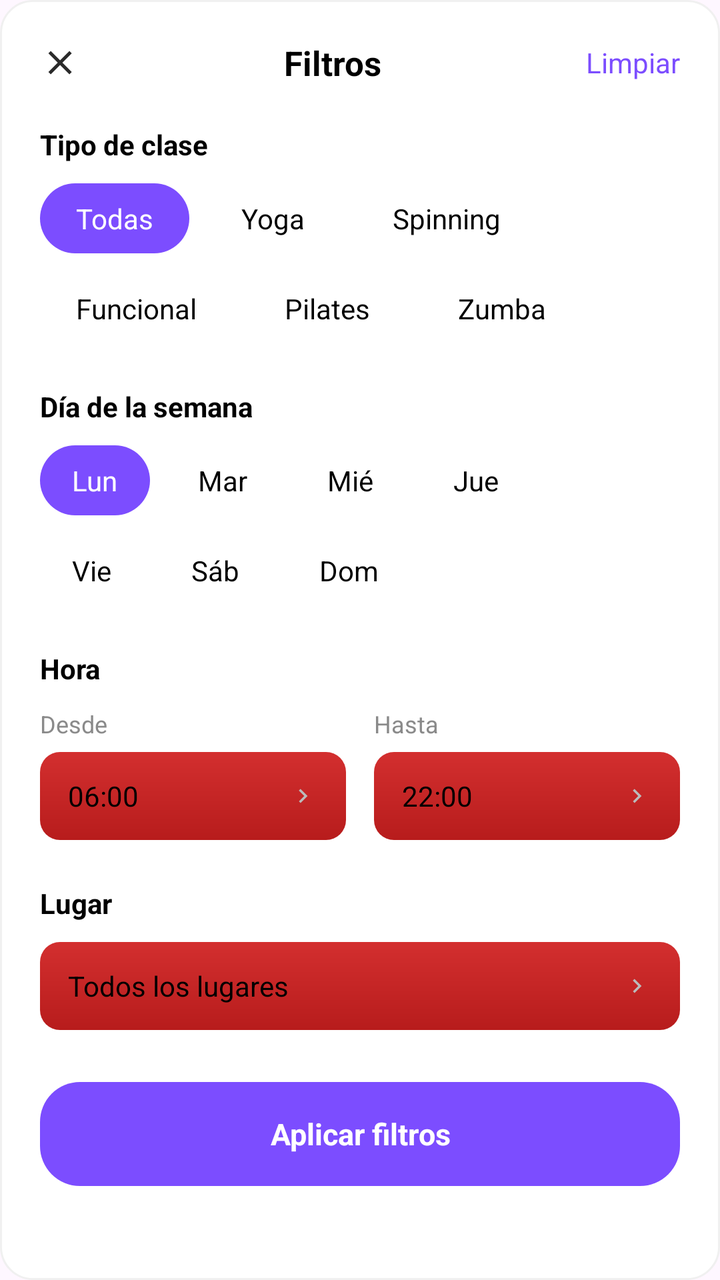
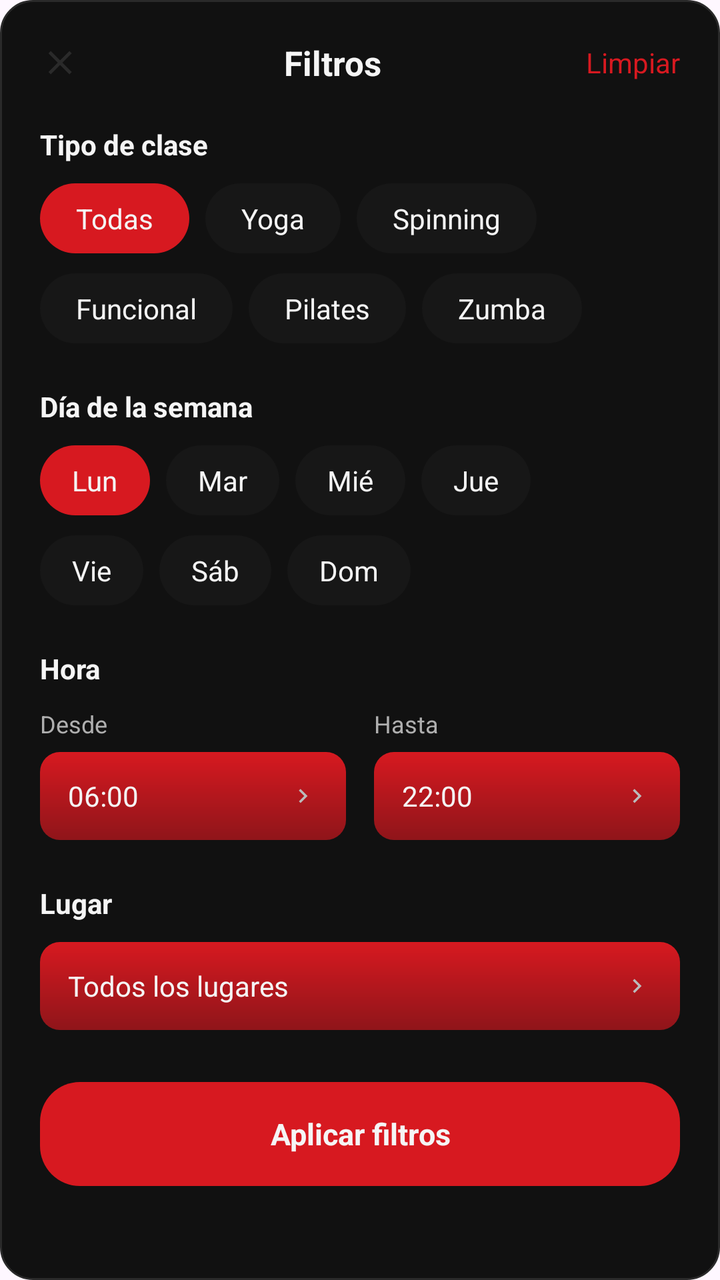

The first picture is an Android layout as it rendered before a commit; the second is the same layout after the commit. The layout source and the unified diff follow.
<!-- AndroidManifest.xml: application theme Theme.AppGYM -->
<!-- res/layout/dialog_filtros_clases.xml -->
<?xml version="1.0" encoding="utf-8"?>
<LinearLayout xmlns:android="http://schemas.android.com/apk/res/android"
    android:layout_width="match_parent"
    android:layout_height="wrap_content"
    android:orientation="vertical"
    android:background="@drawable/bg_tarjeta_clase"
    android:padding="20dp">

    
    <LinearLayout
        android:layout_width="match_parent"
        android:layout_height="wrap_content"
        android:orientation="horizontal"
        android:gravity="center_vertical">

        <ImageView
            android:id="@+id/btn_cerrar_filtros"
            android:layout_width="20dp"
            android:layout_height="20dp"
            android:src="@drawable/ic_cerrar_x"/>

        <TextView
            android:layout_width="0dp"
            android:layout_height="wrap_content"
            android:layout_weight="1"
            android:gravity="center"
            android:text="Filtros"
            android:textSize="17sp"
            android:textStyle="bold"
            android:textColor="#000000"/>

        <TextView
            android:id="@+id/btn_limpiar_filtros"
            android:layout_width="wrap_content"
            android:layout_height="wrap_content"
            android:text="Limpiar"
            android:textSize="14sp"
            android:textColor="#7C4DFF"/>

    </LinearLayout>

    <View
        android:layout_width="0dp"
        android:layout_height="20dp"/>

    
    <TextView
        android:layout_width="wrap_content"
        android:layout_height="wrap_content"
        android:text="Tipo de clase"
        android:textSize="14sp"
        android:textStyle="bold"
        android:textColor="#000000"/>

    <View
        android:layout_width="0dp"
        android:layout_height="10dp"/>

    <LinearLayout
        android:layout_width="wrap_content"
        android:layout_height="wrap_content"
        android:orientation="horizontal">

        <TextView
            android:id="@+id/chip_tipo_todas"
            android:layout_width="wrap_content"
            android:layout_height="wrap_content"
            android:text="Todas"
            android:textColor="#FFFFFF"
            android:paddingStart="18dp"
            android:paddingEnd="18dp"
            android:paddingTop="8dp"
            android:paddingBottom="8dp"
            android:background="@drawable/bg_chip_morado"/>

        <View
            android:layout_width="8dp"
            android:layout_height="0dp"/>

        <TextView
            android:id="@+id/chip_tipo_yoga"
            android:layout_width="wrap_content"
            android:layout_height="wrap_content"
            android:text="Yoga"
            android:textColor="#000000"
            android:paddingStart="18dp"
            android:paddingEnd="18dp"
            android:paddingTop="8dp"
            android:paddingBottom="8dp"
            android:background="@drawable/bg_fecha"/>

        <View
            android:layout_width="8dp"
            android:layout_height="0dp"/>

        <TextView
            android:id="@+id/chip_tipo_spinning"
            android:layout_width="wrap_content"
            android:layout_height="wrap_content"
            android:text="Spinning"
            android:textColor="#000000"
            android:paddingStart="18dp"
            android:paddingEnd="18dp"
            android:paddingTop="8dp"
            android:paddingBottom="8dp"
            android:background="@drawable/bg_fecha"/>

    </LinearLayout>

    <View
        android:layout_width="0dp"
        android:layout_height="10dp"/>

    <LinearLayout
        android:layout_width="wrap_content"
        android:layout_height="wrap_content"
        android:orientation="horizontal">

        <TextView
            android:id="@+id/chip_tipo_funcional"
            android:layout_width="wrap_content"
            android:layout_height="wrap_content"
            android:text="Funcional"
            android:textColor="#000000"
            android:paddingStart="18dp"
            android:paddingEnd="18dp"
            android:paddingTop="8dp"
            android:paddingBottom="8dp"
            android:background="@drawable/bg_fecha"/>

        <View
            android:layout_width="8dp"
            android:layout_height="0dp"/>

        <TextView
            android:id="@+id/chip_tipo_pilates"
            android:layout_width="wrap_content"
            android:layout_height="wrap_content"
            android:text="Pilates"
            android:textColor="#000000"
            android:paddingStart="18dp"
            android:paddingEnd="18dp"
            android:paddingTop="8dp"
            android:paddingBottom="8dp"
            android:background="@drawable/bg_fecha"/>

        <View
            android:layout_width="8dp"
            android:layout_height="0dp"/>

        <TextView
            android:id="@+id/chip_tipo_zumba"
            android:layout_width="wrap_content"
            android:layout_height="wrap_content"
            android:text="Zumba"
            android:textColor="#000000"
            android:paddingStart="18dp"
            android:paddingEnd="18dp"
            android:paddingTop="8dp"
            android:paddingBottom="8dp"
            android:background="@drawable/bg_fecha"/>

    </LinearLayout>

    <View
        android:layout_width="0dp"
        android:layout_height="22dp"/>

    
    <TextView
        android:layout_width="wrap_content"
        android:layout_height="wrap_content"
        android:text="Día de la semana"
        android:textSize="14sp"
        android:textStyle="bold"
        android:textColor="#000000"/>

    <View
        android:layout_width="0dp"
        android:layout_height="10dp"/>

    <LinearLayout
        android:layout_width="wrap_content"
        android:layout_height="wrap_content"
        android:orientation="horizontal">

        <TextView
            android:id="@+id/chip_dia_lun"
            android:layout_width="wrap_content"
            android:layout_height="wrap_content"
            android:text="Lun"
            android:textColor="#FFFFFF"
            android:paddingStart="16dp"
            android:paddingEnd="16dp"
            android:paddingTop="8dp"
            android:paddingBottom="8dp"
            android:background="@drawable/bg_chip_morado"/>

        <View
            android:layout_width="8dp"
            android:layout_height="0dp"/>

        <TextView
            android:id="@+id/chip_dia_mar"
            android:layout_width="wrap_content"
            android:layout_height="wrap_content"
            android:text="Mar"
            android:textColor="#000000"
            android:paddingStart="16dp"
            android:paddingEnd="16dp"
            android:paddingTop="8dp"
            android:paddingBottom="8dp"
            android:background="@drawable/bg_fecha"/>

        <View
            android:layout_width="8dp"
            android:layout_height="0dp"/>

        <TextView
            android:id="@+id/chip_dia_mie"
            android:layout_width="wrap_content"
            android:layout_height="wrap_content"
            android:text="Mié"
            android:textColor="#000000"
            android:paddingStart="16dp"
            android:paddingEnd="16dp"
            android:paddingTop="8dp"
            android:paddingBottom="8dp"
            android:background="@drawable/bg_fecha"/>

        <View
            android:layout_width="8dp"
            android:layout_height="0dp"/>

        <TextView
            android:id="@+id/chip_dia_jue"
            android:layout_width="wrap_content"
            android:layout_height="wrap_content"
            android:text="Jue"
            android:textColor="#000000"
            android:paddingStart="16dp"
            android:paddingEnd="16dp"
            android:paddingTop="8dp"
            android:paddingBottom="8dp"
            android:background="@drawable/bg_fecha"/>

    </LinearLayout>

    <View
        android:layout_width="0dp"
        android:layout_height="10dp"/>

    <LinearLayout
        android:layout_width="wrap_content"
        android:layout_height="wrap_content"
        android:orientation="horizontal">

        <TextView
            android:id="@+id/chip_dia_vie"
            android:layout_width="wrap_content"
            android:layout_height="wrap_content"
            android:text="Vie"
            android:textColor="#000000"
            android:paddingStart="16dp"
            android:paddingEnd="16dp"
            android:paddingTop="8dp"
            android:paddingBottom="8dp"
            android:background="@drawable/bg_fecha"/>

        <View
            android:layout_width="8dp"
            android:layout_height="0dp"/>

        <TextView
            android:id="@+id/chip_dia_sab"
            android:layout_width="wrap_content"
            android:layout_height="wrap_content"
            android:text="Sáb"
            android:textColor="#000000"
            android:paddingStart="16dp"
            android:paddingEnd="16dp"
            android:paddingTop="8dp"
            android:paddingBottom="8dp"
            android:background="@drawable/bg_fecha"/>

        <View
            android:layout_width="8dp"
            android:layout_height="0dp"/>

        <TextView
            android:id="@+id/chip_dia_dom"
            android:layout_width="wrap_content"
            android:layout_height="wrap_content"
            android:text="Dom"
            android:textColor="#000000"
            android:paddingStart="16dp"
            android:paddingEnd="16dp"
            android:paddingTop="8dp"
            android:paddingBottom="8dp"
            android:background="@drawable/bg_fecha"/>

    </LinearLayout>

    <View
        android:layout_width="0dp"
        android:layout_height="22dp"/>

    
    <TextView
        android:layout_width="wrap_content"
        android:layout_height="wrap_content"
        android:text="Hora"
        android:textSize="14sp"
        android:textStyle="bold"
        android:textColor="#000000"/>

    <View
        android:layout_width="0dp"
        android:layout_height="10dp"/>

    <LinearLayout
        android:layout_width="match_parent"
        android:layout_height="wrap_content"
        android:orientation="horizontal">

        <LinearLayout
            android:layout_width="0dp"
            android:layout_height="wrap_content"
            android:layout_weight="1"
            android:orientation="vertical">

            <TextView
                android:layout_width="wrap_content"
                android:layout_height="wrap_content"
                android:text="Desde"
                android:textSize="12sp"
                android:textColor="#8A8A8A"/>

            <View
                android:layout_width="0dp"
                android:layout_height="6dp"/>

            <LinearLayout
                android:id="@+id/campo_hora_desde"
                android:layout_width="match_parent"
                android:layout_height="44dp"
                android:orientation="horizontal"
                android:gravity="center_vertical"
                android:paddingStart="14dp"
                android:paddingEnd="14dp"
                android:background="@drawable/boton_rojo_registrar">

                <TextView
                    android:id="@+id/txt_hora_desde"
                    android:layout_width="0dp"
                    android:layout_height="wrap_content"
                    android:layout_weight="1"
                    android:text="06:00"
                    android:textSize="14sp"
                    android:textColor="#000000"/>

                <ImageView
                    android:layout_width="14dp"
                    android:layout_height="14dp"
                    android:src="@drawable/ic_chevron_derecha"/>

            </LinearLayout>

        </LinearLayout>

        <View
            android:layout_width="14dp"
            android:layout_height="0dp"/>

        <LinearLayout
            android:layout_width="0dp"
            android:layout_height="wrap_content"
            android:layout_weight="1"
            android:orientation="vertical">

            <TextView
                android:layout_width="wrap_content"
                android:layout_height="wrap_content"
                android:text="Hasta"
                android:textSize="12sp"
                android:textColor="#8A8A8A"/>

            <View
                android:layout_width="0dp"
                android:layout_height="6dp"/>

            <LinearLayout
                android:id="@+id/campo_hora_hasta"
                android:layout_width="match_parent"
                android:layout_height="44dp"
                android:orientation="horizontal"
                android:gravity="center_vertical"
                android:paddingStart="14dp"
                android:paddingEnd="14dp"
                android:background="@drawable/boton_rojo_registrar">

                <TextView
                    android:id="@+id/txt_hora_hasta"
                    android:layout_width="0dp"
                    android:layout_height="wrap_content"
                    android:layout_weight="1"
                    android:text="22:00"
                    android:textSize="14sp"
                    android:textColor="#000000"/>

                <ImageView
                    android:layout_width="14dp"
                    android:layout_height="14dp"
                    android:src="@drawable/ic_chevron_derecha"/>

            </LinearLayout>

        </LinearLayout>

    </LinearLayout>

    <View
        android:layout_width="0dp"
        android:layout_height="22dp"/>

    
    <TextView
        android:layout_width="wrap_content"
        android:layout_height="wrap_content"
        android:text="Lugar"
        android:textSize="14sp"
        android:textStyle="bold"
        android:textColor="#000000"/>

    <View
        android:layout_width="0dp"
        android:layout_height="10dp"/>

    <LinearLayout
        android:id="@+id/campo_lugar"
        android:layout_width="match_parent"
        android:layout_height="44dp"
        android:orientation="horizontal"
        android:gravity="center_vertical"
        android:paddingStart="14dp"
        android:paddingEnd="14dp"
        android:background="@drawable/boton_rojo_registrar">

        <TextView
            android:id="@+id/txt_lugar"
            android:layout_width="0dp"
            android:layout_height="wrap_content"
            android:layout_weight="1"
            android:text="Todos los lugares"
            android:textSize="14sp"
            android:textColor="#000000"/>

        <ImageView
            android:layout_width="14dp"
            android:layout_height="14dp"
            android:src="@drawable/ic_chevron_derecha"/>

    </LinearLayout>

    <View
        android:layout_width="0dp"
        android:layout_height="26dp"/>

    
    <TextView
        android:id="@+id/btn_aplicar_filtros"
        android:layout_width="match_parent"
        android:layout_height="52dp"
        android:gravity="center"
        android:text="Aplicar filtros"
        android:textColor="#FFFFFF"
        android:textSize="15sp"
        android:textStyle="bold"
        android:background="@drawable/bg_chip_morado"/>

</LinearLayout>
<!-- resources referenced by this layout -->
<resources>
  <!-- drawable bg_chip_morado (drawable) -->
  <?xml version="1.0" encoding="utf-8"?>
  <shape xmlns:android="http://schemas.android.com/apk/res/android"
      android:shape="rectangle">
      <solid android:color="#7C4DFF"/>
      <corners android:radius="20dp"/>
  </shape>
  <!-- drawable bg_fecha (drawable) -->
  <?xml version="1.0" encoding="utf-8"?>
  <shape xmlns:android="http://schemas.android.com/apk/res/android" android:shape="rectangle">
      <solid android:color="#FFFFFF"/>
      <corners android:radius="20dp"/>
  </shape>
  <!-- drawable bg_tarjeta_clase (drawable) -->
  <?xml version="1.0" encoding="utf-8"?>
  <shape xmlns:android="http://schemas.android.com/apk/res/android" android:shape="rectangle">
      <solid android:color="#FFFFFF"/>
      <corners android:radius="16dp"/>
      <stroke android:width="1dp" android:color="#F0F0F0"/>
  </shape>
  <!-- drawable boton_rojo_registrar (drawable) -->
  <?xml version="1.0" encoding="utf-8"?>
  <shape xmlns:android="http://schemas.android.com/apk/res/android"
      android:shape="rectangle">
  
      <gradient
          android:angle="270"
          android:startColor="#D32F2F"
          android:endColor="#B71C1C"/>
  
      <corners android:radius="10dp"/>
  
  </shape>
  <!-- drawable ic_cerrar_x (drawable) -->
  <vector xmlns:android="http://schemas.android.com/apk/res/android"
      android:width="20dp"
      android:height="20dp"
      android:viewportWidth="24"
      android:viewportHeight="24">
      <path
          android:fillColor="#2A2A2A"
          android:pathData="M6.4,5L5,6.4L10.6,12L5,17.6L6.4,19L12,13.4L17.6,19L19,17.6L13.4,12L19,6.4L17.6,5L12,10.6z"/>
  </vector>
  <!-- drawable ic_chevron_derecha (drawable) -->
  <vector xmlns:android="http://schemas.android.com/apk/res/android"
      android:width="16dp"
      android:height="16dp"
      android:viewportWidth="24"
      android:viewportHeight="24">
  
      <path
          android:fillColor="#BBBBBB"
          android:pathData="M9,6l6,6l-6,6l-1.4,-1.4l4.6,-4.6l-4.6,-4.6z"/>
  
  </vector>
  <style name="Theme.AppGYM" parent="Base.Theme.AppGYM" />
  <style name="Base.Theme.AppGYM" parent="Theme.Material3.DayNight.NoActionBar">
          
          
      </style>
</resources>

<!-- the commit's change to res/layout/dialog_filtros_clases.xml (unified diff, before → after) -->
@@ -27,7 +27,7 @@
             android:text="Filtros"
             android:textSize="17sp"
             android:textStyle="bold"
-            android:textColor="#000000"/>
+            android:textColor="@color/text_primary"/>
 
         <TextView
             android:id="@+id/btn_limpiar_filtros"
@@ -35,7 +35,7 @@
             android:layout_height="wrap_content"
             android:text="Limpiar"
             android:textSize="14sp"
-            android:textColor="#7C4DFF"/>
+            android:textColor="@color/accent_red"/>
 
     </LinearLayout>
 
@@ -50,7 +50,7 @@
         android:text="Tipo de clase"
         android:textSize="14sp"
         android:textStyle="bold"
-        android:textColor="#000000"/>
+        android:textColor="@color/text_primary"/>
 
     <View
         android:layout_width="0dp"
@@ -66,7 +66,7 @@
             android:layout_width="wrap_content"
             android:layout_height="wrap_content"
             android:text="Todas"
-            android:textColor="#FFFFFF"
+            android:textColor="@color/text_primary"
             android:paddingStart="18dp"
             android:paddingEnd="18dp"
             android:paddingTop="8dp"
@@ -82,12 +82,12 @@
             android:layout_width="wrap_content"
             android:layout_height="wrap_content"
             android:text="Yoga"
-            android:textColor="#000000"
-            android:paddingStart="18dp"
-            android:paddingEnd="18dp"
-            android:paddingTop="8dp"
-            android:paddingBottom="8dp"
-            android:background="@drawable/bg_fecha"/>
+            android:textColor="@color/text_primary"
+            android:paddingStart="18dp"
+            android:paddingEnd="18dp"
+            android:paddingTop="8dp"
+            android:paddingBottom="8dp"
+            android:background="@drawable/bg_redondeado"/>
 
         <View
             android:layout_width="8dp"
@@ -98,12 +98,12 @@
             android:layout_width="wrap_content"
             android:layout_height="wrap_content"
             android:text="Spinning"
-            android:textColor="#000000"
-            android:paddingStart="18dp"
-            android:paddingEnd="18dp"
-            android:paddingTop="8dp"
-            android:paddingBottom="8dp"
-            android:background="@drawable/bg_fecha"/>
+            android:textColor="@color/text_primary"
+            android:paddingStart="18dp"
+            android:paddingEnd="18dp"
+            android:paddingTop="8dp"
+            android:paddingBottom="8dp"
+            android:background="@drawable/bg_redondeado"/>
 
     </LinearLayout>
 
@@ -121,12 +121,12 @@
             android:layout_width="wrap_content"
             android:layout_height="wrap_content"
             android:text="Funcional"
-            android:textColor="#000000"
-            android:paddingStart="18dp"
-            android:paddingEnd="18dp"
-            android:paddingTop="8dp"
-            android:paddingBottom="8dp"
-            android:background="@drawable/bg_fecha"/>
+            android:textColor="@color/text_primary"
+            android:paddingStart="18dp"
+            android:paddingEnd="18dp"
+            android:paddingTop="8dp"
+            android:paddingBottom="8dp"
+            android:background="@drawable/bg_redondeado"/>
 
         <View
             android:layout_width="8dp"
@@ -137,12 +137,12 @@
             android:layout_width="wrap_content"
             android:layout_height="wrap_content"
             android:text="Pilates"
-            android:textColor="#000000"
-            android:paddingStart="18dp"
-            android:paddingEnd="18dp"
-            android:paddingTop="8dp"
-            android:paddingBottom="8dp"
-            android:background="@drawable/bg_fecha"/>
+            android:textColor="@color/text_primary"
+            android:paddingStart="18dp"
+            android:paddingEnd="18dp"
+            android:paddingTop="8dp"
+            android:paddingBottom="8dp"
+            android:background="@drawable/bg_redondeado"/>
 
         <View
             android:layout_width="8dp"
@@ -153,12 +153,12 @@
             android:layout_width="wrap_content"
             android:layout_height="wrap_content"
             android:text="Zumba"
-            android:textColor="#000000"
-            android:paddingStart="18dp"
-            android:paddingEnd="18dp"
-            android:paddingTop="8dp"
-            android:paddingBottom="8dp"
-            android:background="@drawable/bg_fecha"/>
+            android:textColor="@color/text_primary"
+            android:paddingStart="18dp"
+            android:paddingEnd="18dp"
+            android:paddingTop="8dp"
+            android:paddingBottom="8dp"
+            android:background="@drawable/bg_redondeado"/>
 
     </LinearLayout>
 
@@ -173,7 +173,7 @@
         android:text="Día de la semana"
         android:textSize="14sp"
         android:textStyle="bold"
-        android:textColor="#000000"/>
+        android:textColor="@color/text_primary"/>
 
     <View
         android:layout_width="0dp"
@@ -189,7 +189,7 @@
             android:layout_width="wrap_content"
             android:layout_height="wrap_content"
             android:text="Lun"
-            android:textColor="#FFFFFF"
+            android:textColor="@color/text_primary"
             android:paddingStart="16dp"
             android:paddingEnd="16dp"
             android:paddingTop="8dp"
@@ -205,12 +205,12 @@
             android:layout_width="wrap_content"
             android:layout_height="wrap_content"
             android:text="Mar"
-            android:textColor="#000000"
-            android:paddingStart="16dp"
-            android:paddingEnd="16dp"
-            android:paddingTop="8dp"
-            android:paddingBottom="8dp"
-            android:background="@drawable/bg_fecha"/>
+            android:textColor="@color/text_primary"
+            android:paddingStart="16dp"
+            android:paddingEnd="16dp"
+            android:paddingTop="8dp"
+            android:paddingBottom="8dp"
+            android:background="@drawable/bg_redondeado"/>
 
         <View
             android:layout_width="8dp"
@@ -221,12 +221,12 @@
             android:layout_width="wrap_content"
             android:layout_height="wrap_content"
             android:text="Mié"
-            android:textColor="#000000"
-            android:paddingStart="16dp"
-            android:paddingEnd="16dp"
-            android:paddingTop="8dp"
-            android:paddingBottom="8dp"
-            android:background="@drawable/bg_fecha"/>
+            android:textColor="@color/text_primary"
+            android:paddingStart="16dp"
+            android:paddingEnd="16dp"
+            android:paddingTop="8dp"
+            android:paddingBottom="8dp"
+            android:background="@drawable/bg_redondeado"/>
 
         <View
             android:layout_width="8dp"
@@ -237,12 +237,12 @@
             android:layout_width="wrap_content"
             android:layout_height="wrap_content"
             android:text="Jue"
-            android:textColor="#000000"
-            android:paddingStart="16dp"
-            android:paddingEnd="16dp"
-            android:paddingTop="8dp"
-            android:paddingBottom="8dp"
-            android:background="@drawable/bg_fecha"/>
+            android:textColor="@color/text_primary"
+            android:paddingStart="16dp"
+            android:paddingEnd="16dp"
+            android:paddingTop="8dp"
+            android:paddingBottom="8dp"
+            android:background="@drawable/bg_redondeado"/>
 
     </LinearLayout>
 
@@ -260,12 +260,12 @@
             android:layout_width="wrap_content"
             android:layout_height="wrap_content"
             android:text="Vie"
-            android:textColor="#000000"
-            android:paddingStart="16dp"
-            android:paddingEnd="16dp"
-            android:paddingTop="8dp"
-            android:paddingBottom="8dp"
-            android:background="@drawable/bg_fecha"/>
+            android:textColor="@color/text_primary"
+            android:paddingStart="16dp"
+            android:paddingEnd="16dp"
+            android:paddingTop="8dp"
+            android:paddingBottom="8dp"
+            android:background="@drawable/bg_redondeado"/>
 
         <View
             android:layout_width="8dp"
@@ -276,12 +276,12 @@
             android:layout_width="wrap_content"
             android:layout_height="wrap_content"
             android:text="Sáb"
-            android:textColor="#000000"
-            android:paddingStart="16dp"
-            android:paddingEnd="16dp"
-            android:paddingTop="8dp"
-            android:paddingBottom="8dp"
-            android:background="@drawable/bg_fecha"/>
+            android:textColor="@color/text_primary"
+            android:paddingStart="16dp"
+            android:paddingEnd="16dp"
+            android:paddingTop="8dp"
+            android:paddingBottom="8dp"
+            android:background="@drawable/bg_redondeado"/>
 
         <View
             android:layout_width="8dp"
@@ -292,12 +292,12 @@
             android:layout_width="wrap_content"
             android:layout_height="wrap_content"
             android:text="Dom"
-            android:textColor="#000000"
-            android:paddingStart="16dp"
-            android:paddingEnd="16dp"
-            android:paddingTop="8dp"
-            android:paddingBottom="8dp"
-            android:background="@drawable/bg_fecha"/>
+            android:textColor="@color/text_primary"
+            android:paddingStart="16dp"
+            android:paddingEnd="16dp"
+            android:paddingTop="8dp"
+            android:paddingBottom="8dp"
+            android:background="@drawable/bg_redondeado"/>
 
     </LinearLayout>
 
@@ -312,7 +312,7 @@
         android:text="Hora"
         android:textSize="14sp"
         android:textStyle="bold"
-        android:textColor="#000000"/>
+        android:textColor="@color/text_primary"/>
 
     <View
         android:layout_width="0dp"
@@ -334,7 +334,7 @@
                 android:layout_height="wrap_content"
                 android:text="Desde"
                 android:textSize="12sp"
-                android:textColor="#8A8A8A"/>
+                android:textColor="@color/text_secondary"/>
 
             <View
                 android:layout_width="0dp"
@@ -357,7 +357,7 @@
                     android:layout_weight="1"
                     android:text="06:00"
                     android:textSize="14sp"
-                    android:textColor="#000000"/>
+                    android:textColor="@color/text_primary"/>
 
                 <ImageView
                     android:layout_width="14dp"
@@ -383,7 +383,7 @@
                 android:layout_height="wrap_content"
                 android:text="Hasta"
                 android:textSize="12sp"
-                android:textColor="#8A8A8A"/>
+                android:textColor="@color/text_secondary"/>
 
             <View
                 android:layout_width="0dp"
@@ -406,7 +406,7 @@
                     android:layout_weight="1"
                     android:text="22:00"
                     android:textSize="14sp"
-                    android:textColor="#000000"/>
+                    android:textColor="@color/text_primary"/>
 
                 <ImageView
                     android:layout_width="14dp"
@@ -430,7 +430,7 @@
         android:text="Lugar"
         android:textSize="14sp"
         android:textStyle="bold"
-        android:textColor="#000000"/>
+        android:textColor="@color/text_primary"/>
 
     <View
         android:layout_width="0dp"
@@ -453,7 +453,7 @@
             android:layout_weight="1"
             android:text="Todos los lugares"
             android:textSize="14sp"
-            android:textColor="#000000"/>
+            android:textColor="@color/text_primary"/>
 
         <ImageView
             android:layout_width="14dp"
@@ -473,7 +473,7 @@
         android:layout_height="52dp"
         android:gravity="center"
         android:text="Aplicar filtros"
-        android:textColor="#FFFFFF"
+        android:textColor="@color/text_primary"
         android:textSize="15sp"
         android:textStyle="bold"
         android:background="@drawable/bg_chip_morado"/>
<!-- resource entries referenced after the edit -->
@@ -1,24 +1,27 @@
 <!-- resources referenced by this layout -->
 <resources>
+  <color name="accent_red">#D71920</color>
+  <color name="text_primary">#F5F5F5</color>
+  <color name="text_secondary">#AFAFAF</color>
   <!-- drawable bg_chip_morado (drawable) -->
   <?xml version="1.0" encoding="utf-8"?>
   <shape xmlns:android="http://schemas.android.com/apk/res/android"
       android:shape="rectangle">
-      <solid android:color="#7C4DFF"/>
+      <solid android:color="@color/accent_red"/>
       <corners android:radius="20dp"/>
   </shape>
-  <!-- drawable bg_fecha (drawable) -->
+  <!-- drawable bg_redondeado (drawable) -->
   <?xml version="1.0" encoding="utf-8"?>
   <shape xmlns:android="http://schemas.android.com/apk/res/android" android:shape="rectangle">
-      <solid android:color="#FFFFFF"/>
+      <solid android:color="@color/surface_alt"/>
       <corners android:radius="20dp"/>
   </shape>
   <!-- drawable bg_tarjeta_clase (drawable) -->
   <?xml version="1.0" encoding="utf-8"?>
   <shape xmlns:android="http://schemas.android.com/apk/res/android" android:shape="rectangle">
-      <solid android:color="#FFFFFF"/>
+      <solid android:color="@color/surface"/>
       <corners android:radius="16dp"/>
-      <stroke android:width="1dp" android:color="#F0F0F0"/>
+      <stroke android:width="1dp" android:color="@color/border"/>
   </shape>
   <!-- drawable boton_rojo_registrar (drawable) -->
   <?xml version="1.0" encoding="utf-8"?>
@@ -27,8 +30,8 @@
   
       <gradient
           android:angle="270"
-          android:startColor="#D32F2F"
-          android:endColor="#B71C1C"/>
+          android:startColor="@color/accent_red"
+          android:endColor="@color/accent_red_dark"/>
   
       <corners android:radius="10dp"/>
   
@@ -56,6 +59,10 @@
   
   </vector>
   <style name="Theme.AppGYM" parent="Base.Theme.AppGYM" />
+  <color name="surface_alt">#171717</color>
+  <color name="surface">#111111</color>
+  <color name="border">#2A2A2A</color>
+  <color name="accent_red_dark">#8F151A</color>
   <style name="Base.Theme.AppGYM" parent="Theme.Material3.DayNight.NoActionBar">
           
           
